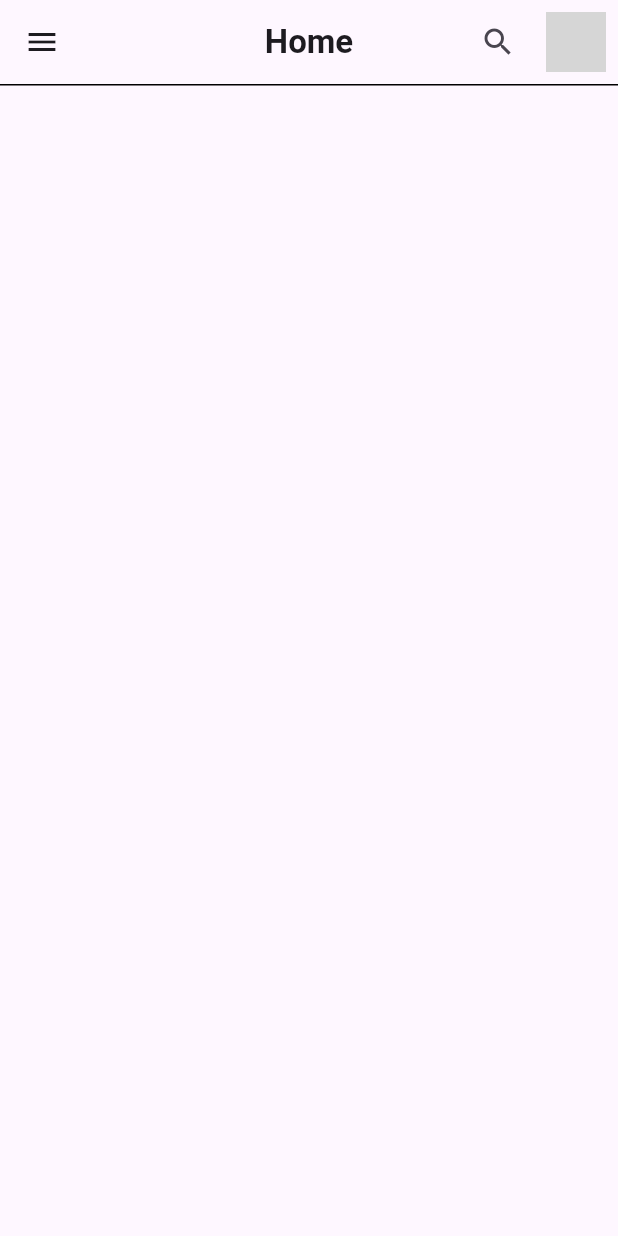
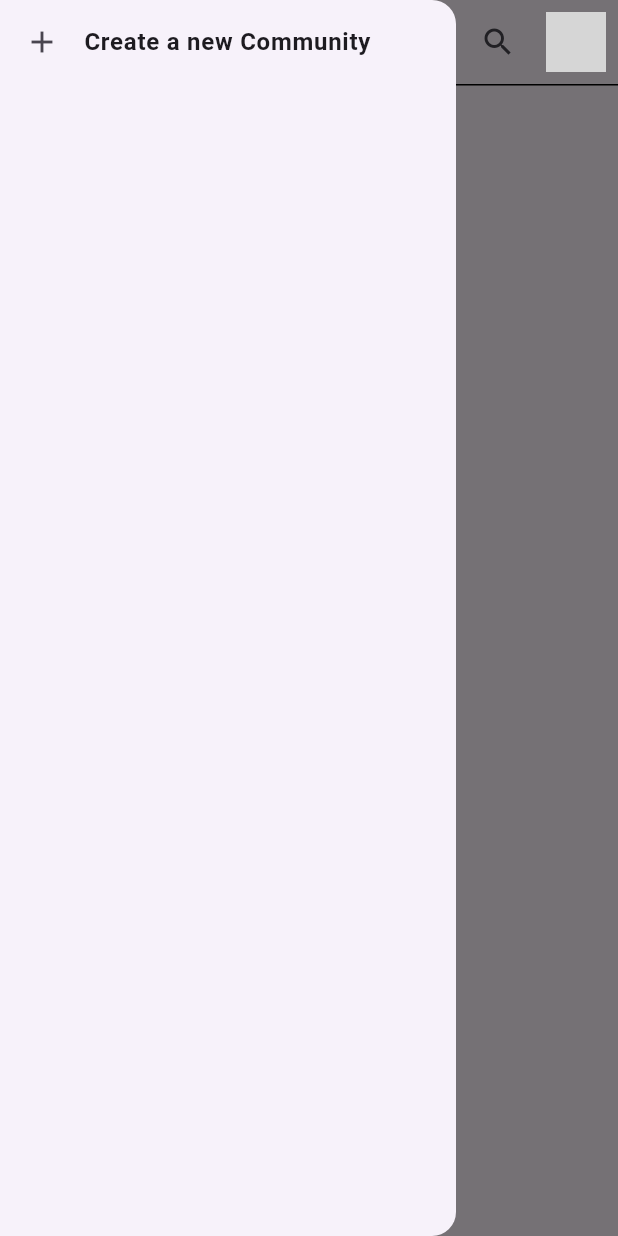
Before and after one commit to MAX5271/IIITR_Nexus, a Flutter app: the screen it shows once a user with an empty profile is signed in, after a tap on the "menu" icon, on a phone screen of 412 x 824 dp. Run offline on Flutter 3.47's test engine with Material 3 defaults, Android fonts, the light colour scheme and no system bars; our stand-ins replace cloud_firestore, file_picker, firebase_auth, firebase_core, firebase_storage, flutter_riverpod and 3 more; accounts and stored records are empty; network calls fail; grey boxes are pictures that could not be loaded.

Commit message:
added community drawer

```diff
--- /dev/null
+++ b/lib/features/home/drawers/community_list_drawer.dart
@@ -0,0 +1,33 @@
+import 'package:flutter/material.dart';
+import 'package:flutter_riverpod/flutter_riverpod.dart';
+import 'package:routemaster/routemaster.dart';
+
+class CommunityListDrawer extends ConsumerWidget {
+  const CommunityListDrawer({super.key});
+
+  void navigateToCreateCommunityScreen(BuildContext context) {
+    Routemaster.of(context).push('/create-community');
+  }
+
+  @override
+  Widget build(BuildContext context, WidgetRef ref) {
+    return Drawer(
+      child: SafeArea(
+        child: Column(
+          children: [
+            ListTile(
+              title: const Text(
+                "Create a new Community",
+                style: TextStyle(fontWeight: FontWeight.bold),
+              ),
+              leading: const Icon(Icons.add),
+              onTap: () {
+                navigateToCreateCommunityScreen(context);
+              },
+            )
+          ],
+        ),
+      ),
+    );
+  }
+}
--- a/lib/features/home/screens/homescreen.dart
+++ b/lib/features/home/screens/homescreen.dart
@@ -1,9 +1,14 @@
 import 'package:flutter/material.dart';
 import 'package:flutter_riverpod/flutter_riverpod.dart';
 import 'package:iiitrnexus1/features/auth/controllers/auth_controller.dart';
+import 'package:iiitrnexus1/features/home/drawers/community_list_drawer.dart';
 
 class HomeScreen extends ConsumerWidget {
   const HomeScreen({super.key});
+
+  void displayDrawer(BuildContext context) {
+    Scaffold.of(context).openDrawer();
+  }
 
   @override
   Widget build(BuildContext context, WidgetRef ref) {
@@ -11,10 +16,14 @@ class HomeScreen extends ConsumerWidget {
     return SafeArea(
       child: Scaffold(
         appBar: AppBar(
-            leading: IconButton(
+          leading: Builder(builder: (context) {
+            return IconButton(
               icon: const Icon(Icons.menu),
-              onPressed: () {},
-            ),
+              onPressed: () {
+                displayDrawer(context);
+              },
+            );
+          }),
           title: const Text(
             "Home",
             style: TextStyle(fontWeight: FontWeight.bold),
@@ -44,7 +53,9 @@ class HomeScreen extends ConsumerWidget {
               color: Colors.black,
             )
           ],
-          )),
+        ),
+        drawer: CommunityListDrawer(),
+      ),
     );
   }
 }
--- a/lib/main.dart
+++ b/lib/main.dart
@@ -44,6 +44,7 @@ class _MyAppState extends ConsumerState<MyApp> {
   Widget build(BuildContext context) {
     return ref.watch(authStateChangeProvider).when(
           data: (data) => MaterialApp.router(
+            // theme: ThemeData.dark(useMaterial3: true),
             debugShowCheckedModeBanner: false,
             title: 'IIITR Nexus',
             routerDelegate: RoutemasterDelegate(
--- a/lib/router.dart
+++ b/lib/router.dart
@@ -1,5 +1,6 @@
 import 'package:flutter/material.dart';
 import 'package:iiitrnexus1/features/auth/screens/signin.dart';
+import 'package:iiitrnexus1/features/community/screens/create_community_screen.dart';
 import 'package:iiitrnexus1/features/home/screens/homescreen.dart';
 import 'package:routemaster/routemaster.dart';
 
@@ -13,4 +14,7 @@ final loggedInRoute = RouteMap(routes: {
   '/': (_) => const MaterialPage(
         child: HomeScreen(),
       ),
+  '/create-community': (_) => const MaterialPage(
+        child: CreateCommunityScreen(),
+      ),
 });
```
Also changed, not shown: lib/features/community/screens/create_community_screen.dart (added, +88 -0 lines). Lines whose indentation alone changed are shown as unchanged.
